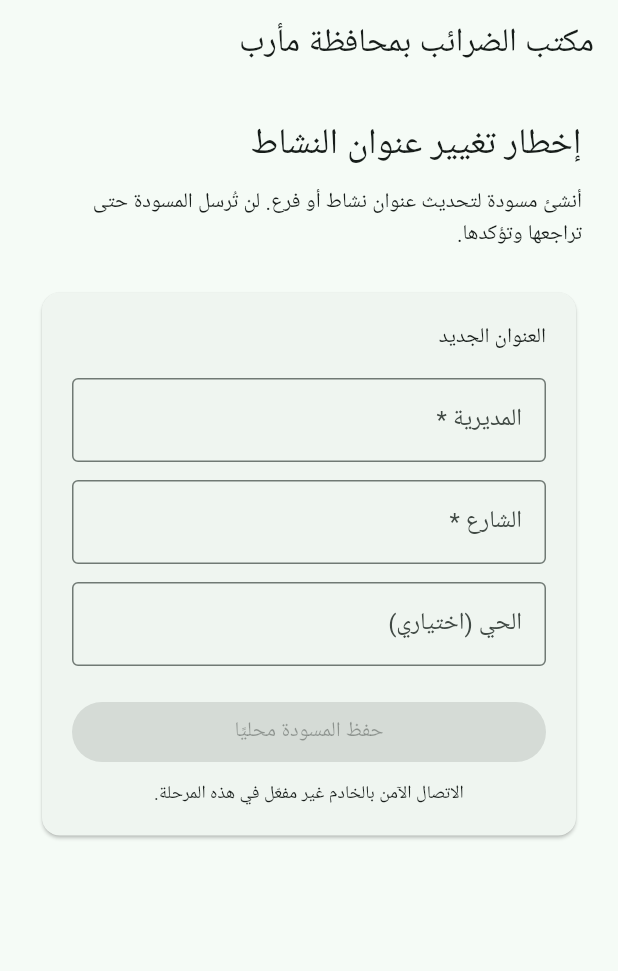
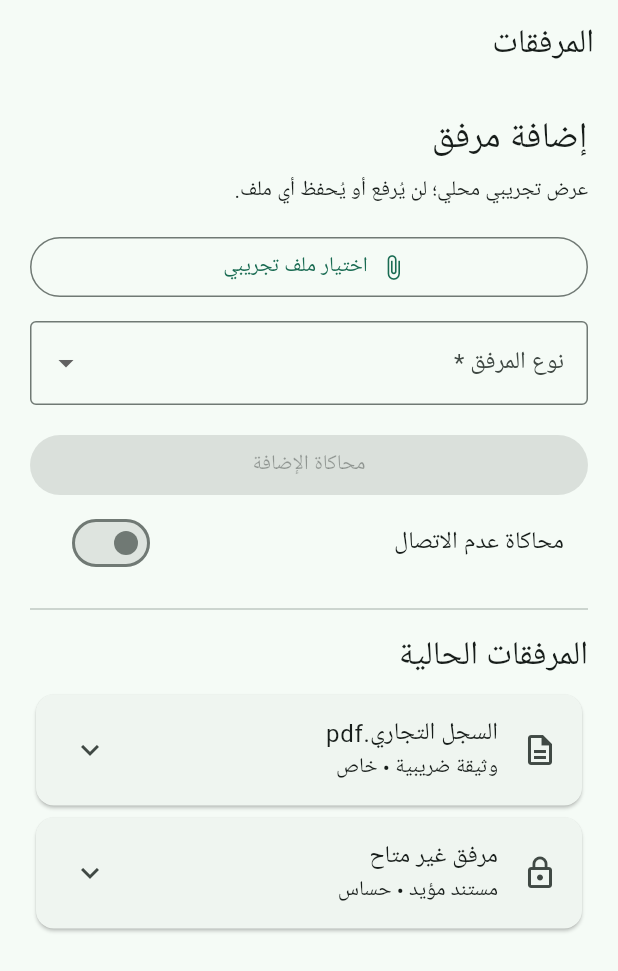
Before and after one commit to tarasana-mufadhala/Marib_Tax, a Flutter app: the screen it shows after launch, on a phone screen of 412 x 824 dp. Shown: the top 971 px of the screen. Run offline on Flutter 3.47's test engine with Material 3 defaults, Android fonts, the phone set to English and light mode, and no system bars.

Commit message:
feat(mobile): add mock attachments UI foundation

```diff
--- /dev/null
+++ b/apps/mobile/lib/features/attachments/domain/attachment_models.dart
@@ -0,0 +1,60 @@
+enum AttachmentCategory {
+  identity('إثبات الهوية'),
+  taxDocument('وثيقة ضريبية'),
+  supportingDocument('مستند مؤيد');
+
+  const AttachmentCategory(this.label);
+  final String label;
+}
+
+enum AttachmentClassification {
+  private('خاص'),
+  sensitive('حساس');
+
+  const AttachmentClassification(this.label);
+  final String label;
+}
+
+enum AttachmentAvailability { available, unavailable, denied }
+
+class LocalAttachmentSelection {
+  const LocalAttachmentSelection({
+    required this.displayName,
+    required this.mimeLabel,
+    required this.sizeLabel,
+  });
+
+  final String displayName;
+  final String mimeLabel;
+  final String sizeLabel;
+}
+
+class AttachmentVersion {
+  const AttachmentVersion({
+    required this.number,
+    required this.createdLabel,
+    required this.note,
+  });
+
+  final int number;
+  final String createdLabel;
+  final String note;
+}
+
+class AttachmentSummary {
+  const AttachmentSummary({
+    required this.id,
+    required this.name,
+    required this.category,
+    required this.classification,
+    required this.availability,
+    required this.versions,
+  });
+
+  final String id;
+  final String name;
+  final AttachmentCategory category;
+  final AttachmentClassification classification;
+  final AttachmentAvailability availability;
+  final List<AttachmentVersion> versions;
+}
--- /dev/null
+++ b/apps/mobile/lib/features/attachments/presentation/attachments_page.dart
@@ -0,0 +1,225 @@
+import 'package:flutter/material.dart';
+
+import '../data/attachment_repository.dart';
+import '../domain/attachment_models.dart';
+
+class AttachmentsPage extends StatefulWidget {
+  const AttachmentsPage({
+    super.key,
+    this.repository = const MockAttachmentRepository(),
+  });
+
+  final AttachmentRepository repository;
+
+  @override
+  State<AttachmentsPage> createState() => _AttachmentsPageState();
+}
+
+class _AttachmentsPageState extends State<AttachmentsPage> {
+  AttachmentCategory? _category;
+  LocalAttachmentSelection? _selection;
+  bool _offline = false;
+  bool _uploading = false;
+  double _progress = 0;
+
+  void _pickMockFile() {
+    setState(() {
+      _selection = const LocalAttachmentSelection(
+        displayName: 'إقرار-ضريبي-تجريبي.pdf',
+        mimeLabel: 'PDF',
+        sizeLabel: '1.2 م.ب',
+      );
+      _progress = 0;
+    });
+  }
+
+  Future<void> _mockUpload() async {
+    if (_category == null || _selection == null || _offline) return;
+    setState(() => _uploading = true);
+    for (final value in const [0.25, 0.6, 1.0]) {
+      await Future<void>.delayed(const Duration(milliseconds: 80));
+      if (!mounted) return;
+      setState(() => _progress = value);
+    }
+    if (mounted) setState(() => _uploading = false);
+  }
+
+  @override
+  Widget build(BuildContext context) {
+    return Directionality(
+      textDirection: TextDirection.rtl,
+      child: Scaffold(
+        appBar: AppBar(title: const Text('المرفقات')),
+        body: FutureBuilder<List<AttachmentSummary>>(
+          future: widget.repository.listAttachments(),
+          builder: (context, snapshot) => ListView(
+            padding: const EdgeInsets.all(20),
+            children: [
+              if (_offline) _offlineCard(),
+              Text(
+                'إضافة مرفق',
+                style: Theme.of(context).textTheme.headlineSmall,
+              ),
+              const SizedBox(height: 8),
+              const Text('عرض تجريبي محلي؛ لن يُرفع أو يُحفظ أي ملف.'),
+              const SizedBox(height: 16),
+              OutlinedButton.icon(
+                key: const Key('mock-picker'),
+                onPressed: _pickMockFile,
+                icon: const Icon(Icons.attach_file),
+                label: const Text('اختيار ملف تجريبي'),
+              ),
+              if (_selection != null) ...[
+                const SizedBox(height: 12),
+                Card(
+                  child: ListTile(
+                    leading: const Icon(Icons.picture_as_pdf_outlined),
+                    title: Text(_selection!.displayName),
+                    subtitle: Text(
+                      '${_selection!.mimeLabel} • ${_selection!.sizeLabel}',
+                    ),
+                    trailing: IconButton(
+                      tooltip: 'إزالة الاختيار',
+                      onPressed: () => setState(() => _selection = null),
+                      icon: const Icon(Icons.close),
+                    ),
+                  ),
+                ),
+              ],
+              const SizedBox(height: 12),
+              DropdownButtonFormField<AttachmentCategory>(
+                key: const Key('category-picker'),
+                initialValue: _category,
+                decoration: const InputDecoration(
+                  labelText: 'نوع المرفق *',
+                  border: OutlineInputBorder(),
+                ),
+                items: AttachmentCategory.values
+                    .map(
+                      (value) => DropdownMenuItem(
+                        value: value,
+                        child: Text(value.label),
+                      ),
+                    )
+                    .toList(),
+                onChanged: (value) => setState(() => _category = value),
+              ),
+              if (_selection != null && _category == null)
+                const Padding(
+                  padding: EdgeInsets.only(top: 8),
+                  child: Text(
+                    'اختر نوع المرفق للمتابعة.',
+                    style: TextStyle(color: Colors.red),
+                  ),
+                ),
+              const SizedBox(height: 16),
+              if (_uploading || _progress > 0) ...[
+                LinearProgressIndicator(value: _progress),
+                const SizedBox(height: 6),
+                Text(
+                  _progress == 1
+                      ? 'اكتملت المحاكاة — لم يُرفع ملف فعلي.'
+                      : 'تجهيز تجريبي…',
+                ),
+              ],
+              FilledButton(
+                key: const Key('mock-upload'),
+                onPressed:
+                    _selection != null &&
+                        _category != null &&
+                        !_offline &&
+                        !_uploading
+                    ? _mockUpload
+                    : null,
+                child: const Text('محاكاة الإضافة'),
+              ),
+              SwitchListTile(
+                key: const Key('offline-toggle'),
+                value: _offline,
+                onChanged: (value) => setState(() => _offline = value),
+                title: const Text('محاكاة عدم الاتصال'),
+              ),
+              const Divider(height: 32),
+              Text(
+                'المرفقات الحالية',
+                style: Theme.of(context).textTheme.titleLarge,
+              ),
+              const SizedBox(height: 8),
+              for (final attachment
+                  in snapshot.data ?? const <AttachmentSummary>[])
+                _AttachmentCard(attachment: attachment),
+            ],
+          ),
+        ),
+      ),
+    );
+  }
+
+  Widget _offlineCard() => Card(
+    color: Theme.of(context).colorScheme.errorContainer,
+    child: ListTile(
+      leading: const Icon(Icons.cloud_off_outlined),
+      title: const Text('لا يوجد اتصال'),
+      subtitle: const Text(
+        'اختيارك محفوظ داخل هذه الشاشة فقط. أعد المحاولة عند عودة الاتصال.',
+      ),
+      trailing: TextButton(
+        onPressed: () async {
+          await widget.repository.retrySync();
+          if (mounted) setState(() => _offline = false);
+        },
+        child: const Text('إعادة المحاولة'),
+      ),
+    ),
+  );
+}
+
+class _AttachmentCard extends StatelessWidget {
+  const _AttachmentCard({required this.attachment});
+  final AttachmentSummary attachment;
+
+  @override
+  Widget build(BuildContext context) {
+    final denied = attachment.availability == AttachmentAvailability.denied;
+    return Card(
+      child: ExpansionTile(
+        leading: Icon(denied ? Icons.lock_outline : Icons.description_outlined),
+        title: Text(attachment.name),
+        subtitle: Text(
+          '${attachment.category.label} • ${attachment.classification.label}',
+        ),
+        childrenPadding: const EdgeInsets.fromLTRB(16, 0, 16, 16),
+        children: denied
+            ? const [
+                ListTile(
+                  title: Text('هذا المرفق غير متاح أو ليست لديك صلاحية لعرضه.'),
+                ),
+              ]
+            : [
+                Align(
+                  alignment: AlignmentDirectional.centerStart,
+                  child: Text(
+                    'سجل الإصدارات',
+                    style: Theme.of(context).textTheme.titleMedium,
+                  ),
+                ),
+                for (final version in attachment.versions)
+                  ListTile(
+                    dense: true,
+                    title: Text('الإصدار ${version.number} — ${version.note}'),
+                    subtitle: Text(version.createdLabel),
+                  ),
+                OutlinedButton.icon(
+                  onPressed: () => ScaffoldMessenger.of(context).showSnackBar(
+                    const SnackBar(
+                      content: Text('تم بدء تدفق نسخة مصححة تجريبية فقط.'),
+                    ),
+                  ),
+                  icon: const Icon(Icons.add_circle_outline),
+                  label: const Text('إضافة نسخة مصححة'),
+                ),
+              ],
+      ),
+    );
+  }
+}
--- a/apps/mobile/lib/main.dart
+++ b/apps/mobile/lib/main.dart
@@ -1,7 +1,7 @@
 import 'package:flutter/material.dart';
 import 'package:flutter_localizations/flutter_localizations.dart';
 
-import 'features/activity_address_change/presentation/activity_address_change_page.dart';
+import 'features/attachments/presentation/attachments_page.dart';
 
 void main() => runApp(const MaribTaxApp());
 
@@ -20,7 +20,7 @@ class MaribTaxApp extends StatelessWidget {
         colorScheme: ColorScheme.fromSeed(seedColor: const Color(0xFF176B52)),
         useMaterial3: true,
       ),
-      home: const ActivityAddressChangePage(),
+      home: const AttachmentsPage(),
     );
   }
 }
```
Also changed, not shown: apps/mobile/lib/features/attachments/data/attachment_repository.dart (added, +40 -0 lines), 2 other files.
